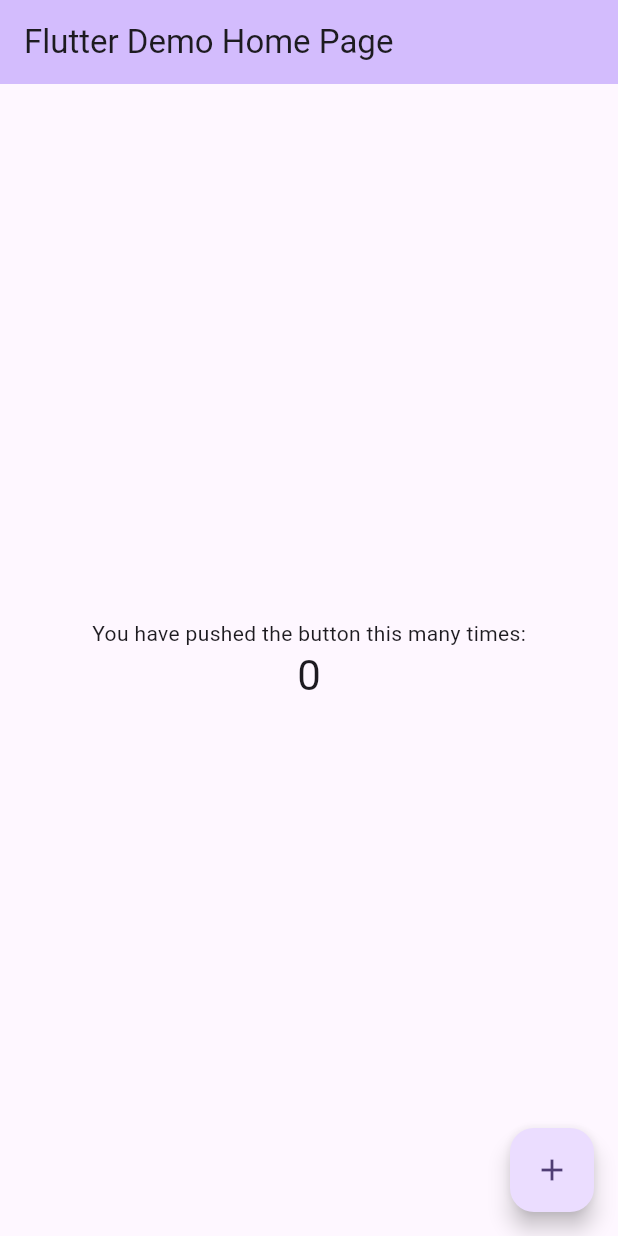
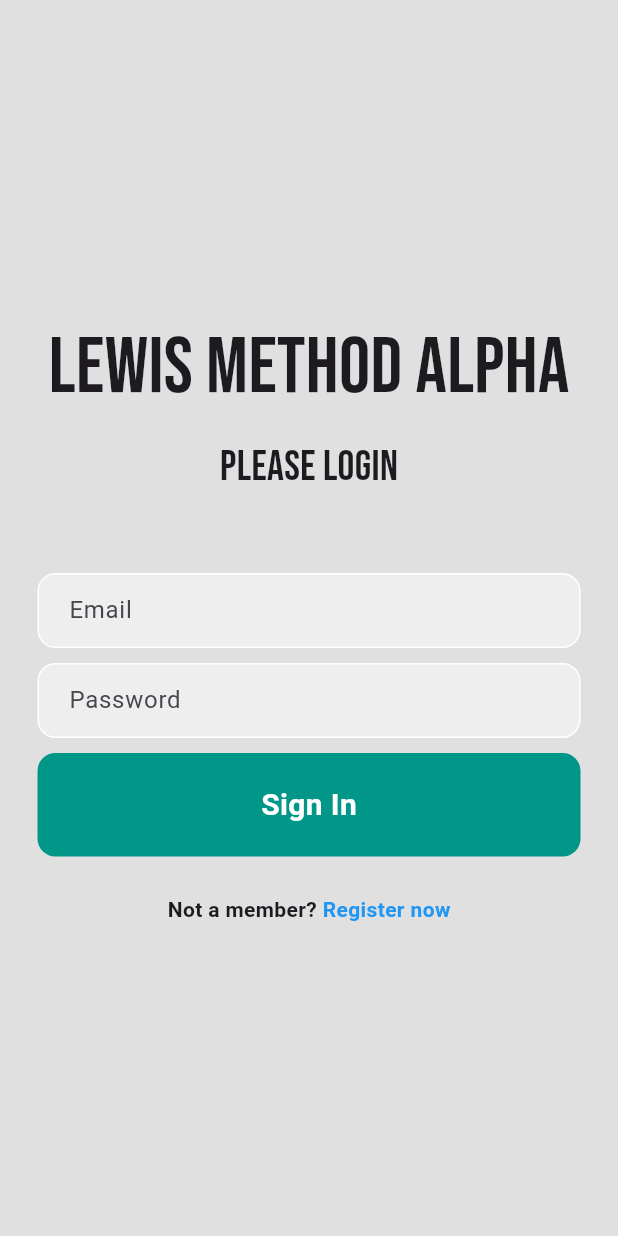
Before and after one commit to TheTallestHobbit/lewis_alpha, a Flutter app: the screen it shows after launch, on a phone screen of 412 x 824 dp. Run offline on Flutter 3.47's test engine with Material 3 defaults, Android fonts, the phone set to English and light mode, and no system bars; our stand-ins replace cloud_firestore, firebase_auth, firebase_core, google_fonts; accounts and stored records are empty.

Commit message:
modified:   android/app/build.gradle 	new file:   lib/login_page.dart 	modified:   lib/main.dart 	modified:   macos/Flutter/GeneratedPluginRegistrant.swift 	modified:   pubspec.lock 	modified:   pubspec.yaml

```diff
--- /dev/null
+++ b/lib/login_page.dart
@@ -0,0 +1,119 @@
+import 'package:flutter/material.dart';
+import 'package:google_fonts/google_fonts.dart';
+
+class LoginPage extends StatefulWidget {
+  const LoginPage({Key? key}) : super(key: key);
+
+@override
+State<LoginPage> createState() => _LoginPageState();
+}
+
+class _LoginPageState extends State<LoginPage> {
+  @override
+  Widget build(BuildContext context) {
+    return Scaffold(
+      backgroundColor: Colors.grey[300],
+      body: SafeArea(
+        child: Center(
+          child: Column(
+            mainAxisAlignment: MainAxisAlignment.center,
+            children: [
+              Text(
+                'Lewis Method Alpha',
+                style: GoogleFonts.bebasNeue(
+                  fontSize: 52,
+                )
+                ),
+              SizedBox(height: 10),
+              Text(
+                'Please Login',
+                style: GoogleFonts.bebasNeue(
+                  fontSize: 28,
+                )
+                ),
+              SizedBox(height: 50),
+              Padding(
+                padding: const EdgeInsets.symmetric(horizontal: 25),
+                child: Container(
+                  decoration: BoxDecoration(
+                    color: Colors.grey[200],
+                    border: Border.all(color: Colors.white),
+                    borderRadius: BorderRadius.circular(12)
+                  ),
+                  child: Padding(
+                    padding: const EdgeInsets.only(left: 20.0),
+                    child: TextField(
+                      decoration: InputDecoration(
+                        border: InputBorder.none,
+                        hintText: 'Email',
+                      )
+                    ),
+                  ),
+                ),
+              ),
+              SizedBox(height: 10),
+              Padding(
+                padding: const EdgeInsets.symmetric(horizontal: 25),
+                child: Container(
+                  decoration: BoxDecoration(
+                    color: Colors.grey[200],
+                    border: Border.all(color: Colors.white),
+                    borderRadius: BorderRadius.circular(12)
+                  ),
+                  child: Padding(
+                    padding: const EdgeInsets.only(left: 20.0),
+                    child: TextField(
+                      obscureText: true,
+                      decoration: InputDecoration(
+                        border: InputBorder.none,
+                        hintText: 'Password',
+                      )
+                    ),
+                  ),
+                ),
+              ),
+              SizedBox(height: 10),
+              Padding(
+                padding: const EdgeInsets.symmetric(horizontal: 25),
+                child: Container(
+                  padding: EdgeInsets.all(20),
+                  decoration: BoxDecoration(
+                    color: Colors.teal,
+                    borderRadius: BorderRadius.circular(12),
+                    ),
+                  child: Center(
+                    child: Text(
+                      'Sign In',
+                      style: TextStyle(
+                        color: Colors.white,
+                        fontWeight: FontWeight.bold,
+                        fontSize: 20,
+                        ),
+                      )
+                    ),
+                ),
+              ),
+              SizedBox(height: 25),
+              Row(
+                mainAxisAlignment: MainAxisAlignment.center,
+                children: [
+                    Text(
+                      'Not a member?',
+                      style: TextStyle(
+                        fontWeight: FontWeight.bold),
+                      ),
+                    Text(
+                      ' Register now',
+                      style: TextStyle(
+                        color: Colors.blue,
+                        fontWeight: FontWeight.bold),
+                      )
+                ],
+              )
+            ],
+          ),
+        ),
+      )
+    );
+  }
+}
--- a/lib/main.dart
+++ b/lib/main.dart
@@ -3,6 +3,7 @@
 import 'package:firebase_core/firebase_core.dart';
 import 'package:cloud_firestore/cloud_firestore.dart';
 import 'package:lewis_alpha/firebase_options.dart';
+import 'login_page.dart';
 
 Future<void> main() async {
   WidgetsFlutterBinding.ensureInitialized();
@@ -16,119 +17,11 @@
 class MyApp extends StatelessWidget {
   const MyApp({super.key});
 
-  // This widget is the root of your application.
   @override
   Widget build(BuildContext context) {
     return MaterialApp(
-      title: 'Flutter Demo',
-      theme: ThemeData(
-        // This is the theme of your application.
-        //
-        // TRY THIS: Try running your application with "flutter run". You'll see
-        // the application has a purple toolbar. Then, without quitting the app,
-        // try changing the seedColor in the colorScheme below to Colors.green
-        // and then invoke "hot reload" (save your changes or press the "hot
-        // reload" button in a Flutter-supported IDE, or press "r" if you used
-        // the command line to start the app).
-        //
-        // Notice that the counter didn't reset back to zero; the application
-        // state is not lost during the reload. To reset the state, use hot
-        // restart instead.
-        //
-        // This works for code too, not just values: Most code changes can be
-        // tested with just a hot reload.
-        colorScheme: ColorScheme.fromSeed(seedColor: Colors.deepPurple),
-        useMaterial3: true,
-      ),
-      home: const MyHomePage(title: 'Flutter Demo Home Page'),
+      debugShowCheckedModeBanner: false,
+      home: LoginPage(),
     );
   }
 }
-
-class MyHomePage extends StatefulWidget {
-  const MyHomePage({super.key, required this.title});
-
-  // This widget is the home page of your application. It is stateful, meaning
-  // that it has a State object (defined below) that contains fields that affect
-  // how it looks.
-
-  // This class is the configuration for the state. It holds the values (in this
-  // case the title) provided by the parent (in this case the App widget) and
-  // used by the build method of the State. Fields in a Widget subclass are
-  // always marked "final".
-
-  final String title;
-
-  @override
-  State<MyHomePage> createState() => _MyHomePageState();
-}
-
-class _MyHomePageState extends State<MyHomePage> {
-  int _counter = 0;
-
-  void _incrementCounter() {
-    setState(() {
-      // This call to setState tells the Flutter framework that something has
-      // changed in this State, which causes it to rerun the build method below
-      // so that the display can reflect the updated values. If we changed
-      // _counter without calling setState(), then the build method would not be
-      // called again, and so nothing would appear to happen.
-      _counter++;
-    });
-  }
-
-  @override
-  Widget build(BuildContext context) {
-    // This method is rerun every time setState is called, for instance as done
-    // by the _incrementCounter method above.
-    //
-    // The Flutter framework has been optimized to make rerunning build methods
-    // fast, so that you can just rebuild anything that needs updating rather
-    // than having to individually change instances of widgets.
-    return Scaffold(
-      appBar: AppBar(
-        // TRY THIS: Try changing the color here to a specific color (to
-        // Colors.amber, perhaps?) and trigger a hot reload to see the AppBar
-        // change color while the other colors stay the same.
-        backgroundColor: Theme.of(context).colorScheme.inversePrimary,
-        // Here we take the value from the MyHomePage object that was created by
-        // the App.build method, and use it to set our appbar title.
-        title: Text(widget.title),
-      ),
-      body: Center(
-        // Center is a layout widget. It takes a single child and positions it
-        // in the middle of the parent.
-        child: Column(
-          // Column is also a layout widget. It takes a list of children and
-          // arranges them vertically. By default, it sizes itself to fit its
-          // children horizontally, and tries to be as tall as its parent.
-          //
-          // Column has various properties to control how it sizes itself and
-          // how it positions its children. Here we use mainAxisAlignment to
-          // center the children vertically; the main axis here is the vertical
-          // axis because Columns are vertical (the cross axis would be
-          // horizontal).
-          //
-          // TRY THIS: Invoke "debug painting" (choose the "Toggle Debug Paint"
-          // action in the IDE, or press "p" in the console), to see the
-          // wireframe for each widget.
-          mainAxisAlignment: MainAxisAlignment.center,
-          children: <Widget>[
-            const Text(
-              'You have pushed the button this many times:',
-            ),
-            Text(
-              '$_counter',
-              style: Theme.of(context).textTheme.headlineMedium,
-            ),
-          ],
-        ),
-      ),
-      floatingActionButton: FloatingActionButton(
-        onPressed: _incrementCounter,
-        tooltip: 'Increment',
-        child: const Icon(Icons.add),
-      ), // This trailing comma makes auto-formatting nicer for build methods.
-    );
-  }
-}
--- a/pubspec.yaml
+++ b/pubspec.yaml
@@ -35,6 +35,7 @@
   # The following adds the Cupertino Icons font to your application.
   # Use with the CupertinoIcons class for iOS style icons.
   cupertino_icons: ^1.0.6
+  google_fonts:
   firebase_core: ^2.25.4
   firebase_auth: ^4.17.5
   cloud_firestore: ^4.15.5
```
Also changed, not shown: pubspec.lock, 2 other files.
